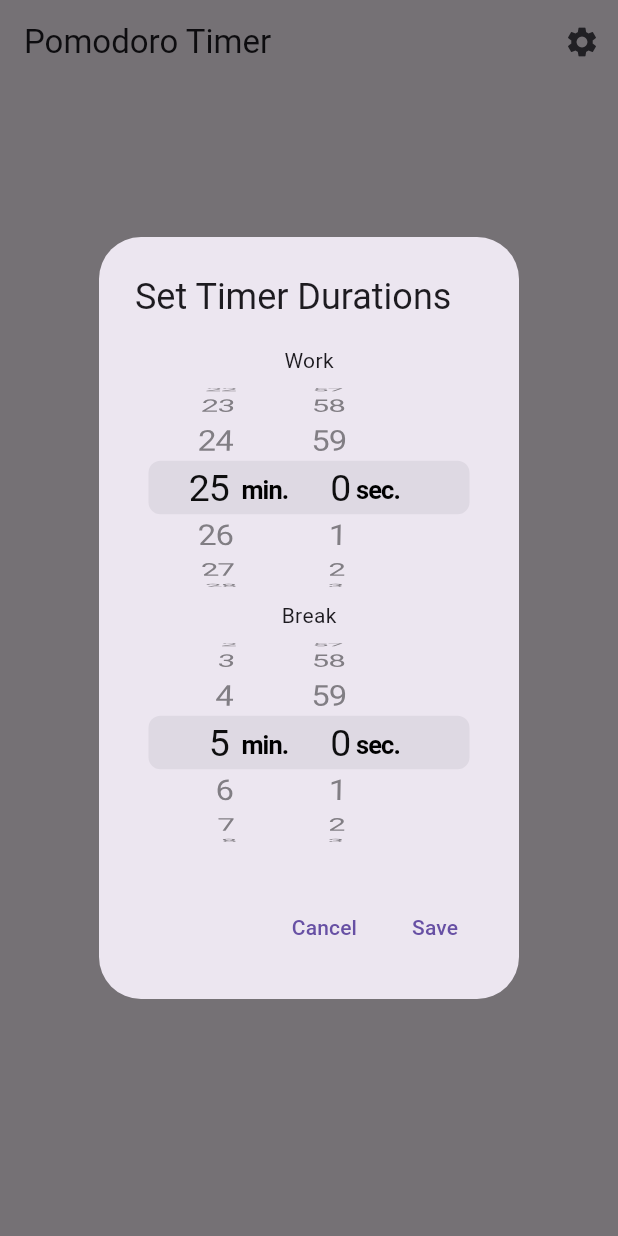
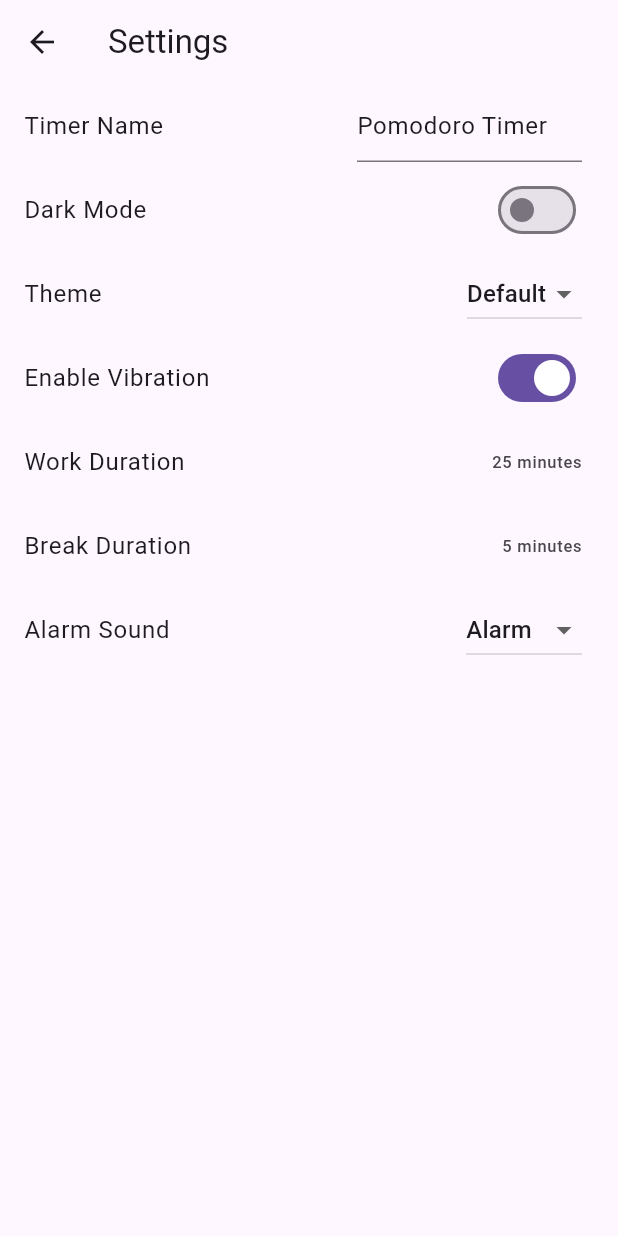
Before and after one commit to rishithareddychalla/pomodoro, a Flutter app: the screen it shows after launch, after a tap on "Start", after a tap on "Reset", after a tap on the "settings" icon, on a phone screen of 412 x 824 dp. Run offline on Flutter 3.47's test engine with Material 3 defaults, Android fonts, the phone set to English and light mode, and no system bars; our stand-ins replace audioplayers, shared_preferences, vibration.

Commit message:
feat: Add theme and timer name customization
This change adds theme and timer name customization to the settings page.

The user can now:
- Choose from a list of predefined themes.
- The theme will adapt to light and dark mode.
- Set a custom name for the timer, which will be displayed in the AppBar.
- More alarm sounds have been added.

```diff
--- a/lib/main.dart
+++ b/lib/main.dart
@@ -1,9 +1,18 @@
+import 'package:flutter/cupertino.dart';
 import 'package:flutter/material.dart';
 import 'dart:async';
 import 'package:audioplayers/audioplayers.dart';
+import 'package:provider/provider.dart';
 import 'package:vibration/vibration.dart';
+import 'settings_page.dart';
+import 'settings_provider.dart';
 
-void main() => runApp(const MyApp());
+void main() => runApp(
+      ChangeNotifierProvider(
+        create: (context) => SettingsProvider(),
+        child: const MyApp(),
+      ),
+    );
 
 class MyApp extends StatelessWidget {
   const MyApp({super.key});
@@ -11,7 +20,7 @@ class MyApp extends StatelessWidget {
   @override
   Widget build(BuildContext context) {
     return MaterialApp(
-      theme: ThemeData(primarySwatch: Colors.blue, useMaterial3: true),
+      theme: Provider.of<SettingsProvider>(context).themeData,
       home: const PomodoroScreen(),
     );
   }
@@ -25,14 +34,18 @@ class PomodoroScreen extends StatefulWidget {
 }
 
 class _PomodoroScreenState extends State<PomodoroScreen> {
-  int _workSeconds = 1500;
-  int _breakSeconds = 300;
-  int _seconds = 1500; // 25 minutes in seconds
+  int _seconds = 1500;
   bool _isRunning = false;
-  bool _isWorkMode = true; // Work (25 min) or Break (5 min)
+  bool _isWorkMode = true;
   bool _isAlarmPlaying = false;
   Timer? _timer;
   final _player = AudioPlayer();
+
+  @override
+  void didChangeDependencies() {
+    super.didChangeDependencies();
+    _seconds = Provider.of<SettingsProvider>(context, listen: false).workSeconds;
+  }
 
   @override
   void dispose() {
@@ -40,71 +53,8 @@ class _PomodoroScreenState extends State<PomodoroScreen> {
     super.dispose();
   }
 
-  void _showSettingsDialog() {
-    Duration workDuration = Duration(seconds: _workSeconds);
-    Duration breakDuration = Duration(seconds: _breakSeconds);
-
-    showDialog(
-      context: context,
-      builder: (context) {
-        return AlertDialog(
-          title: const Text('Set Timer Durations'),
-          content: StatefulBuilder(
-            builder: (BuildContext context, StateSetter setState) {
-              return Column(
-                mainAxisSize: MainAxisSize.min,
-                children: [
-                  const Text('Work'),
-                  SizedBox(
-                    height: 150,
-                    child: CupertinoTimerPicker(
-                      mode: CupertinoTimerPickerMode.ms,
-                      initialTimerDuration: workDuration,
-                      onTimerDurationChanged: (newDuration) {
-                        setState(() => workDuration = newDuration);
-                      },
-                    ),
-                  ),
-                  const Text('Break'),
-                  SizedBox(
-                    height: 150,
-                    child: CupertinoTimerPicker(
-                      mode: CupertinoTimerPickerMode.ms,
-                      initialTimerDuration: breakDuration,
-                      onTimerDurationChanged: (newDuration) {
-                        setState(() => breakDuration = newDuration);
-                      },
-                    ),
-                  ),
-                ],
-              );
-            },
-          ),
-          actions: [
-            TextButton(
-              onPressed: () => Navigator.pop(context),
-              child: const Text('Cancel'),
-            ),
-            TextButton(
-              onPressed: () {
-                setState(() {
-                  _workSeconds = workDuration.inSeconds;
-                  _breakSeconds = breakDuration.inSeconds;
-                  if (!_isRunning) {
-                    _seconds = _isWorkMode ? _workSeconds : _breakSeconds;
-                  }
-                });
-                Navigator.pop(context);
-              },
-              child: const Text('Save'),
-            ),
-          ],
-        );
-      },
-    );
-  }
-
   void _startPauseTimer() {
+    final settings = Provider.of<SettingsProvider>(context, listen: false);
     if (_isRunning) {
       _timer?.cancel();
     } else {
@@ -117,9 +67,12 @@ class _PomodoroScreenState extends State<PomodoroScreen> {
             _isRunning = false;
             _isAlarmPlaying = true;
           });
-          // The audioplayers package expects the path to be relative to the assets directory.
-          _player.play(AssetSource('alarm.wav'));
-          Vibration.vibrate();
+          if (settings.alarmSound != 'none') {
+            _player.play(AssetSource(settings.alarmSound));
+          }
+          if (settings.isVibrationEnabled) {
+            Vibration.vibrate();
+          }
         }
       });
     }
@@ -127,19 +80,21 @@ class _PomodoroScreenState extends State<PomodoroScreen> {
   }
 
   void _resetTimer() {
+    final settings = Provider.of<SettingsProvider>(context, listen: false);
     _timer?.cancel();
     setState(() {
       _isRunning = false;
-      _seconds = _isWorkMode ? _workSeconds : _breakSeconds;
+      _seconds = _isWorkMode ? settings.workSeconds : settings.breakSeconds;
     });
   }
 
   void _pauseAlarmAndStartNextTimer() {
+    final settings = Provider.of<SettingsProvider>(context, listen: false);
     _player.stop();
     setState(() {
       _isAlarmPlaying = false;
       _isWorkMode = !_isWorkMode;
-      _seconds = _isWorkMode ? _workSeconds : _breakSeconds;
+      _seconds = _isWorkMode ? settings.workSeconds : settings.breakSeconds;
     });
     _startPauseTimer();
   }
@@ -152,13 +107,19 @@ class _PomodoroScreenState extends State<PomodoroScreen> {
 
   @override
   Widget build(BuildContext context) {
+    final settings = Provider.of<SettingsProvider>(context);
     return Scaffold(
       appBar: AppBar(
-        title: const Text('Pomodoro Timer'),
+        title: Text(settings.timerName),
         actions: [
           IconButton(
             icon: const Icon(Icons.settings),
-            onPressed: _showSettingsDialog,
+            onPressed: () {
+              Navigator.push(
+                context,
+                MaterialPageRoute(builder: (context) => const SettingsPage()),
+              );
+            },
           ),
         ],
       ),
@@ -166,7 +127,6 @@ class _PomodoroScreenState extends State<PomodoroScreen> {
         child: Column(
           mainAxisAlignment: MainAxisAlignment.center,
           children: [
-            // Timer Display
             Stack(
               alignment: Alignment.center,
               children: [
@@ -175,7 +135,9 @@ class _PomodoroScreenState extends State<PomodoroScreen> {
                   height: 200,
                   child: CircularProgressIndicator(
                     value: _seconds /
-                        (_isWorkMode ? _workSeconds : _breakSeconds),
+                        (_isWorkMode
+                            ? settings.workSeconds
+                            : settings.breakSeconds),
                     strokeWidth: 10,
                     backgroundColor: Colors.grey[300],
                     valueColor: AlwaysStoppedAnimation<Color>(
@@ -198,7 +160,6 @@ class _PomodoroScreenState extends State<PomodoroScreen> {
               style: const TextStyle(fontSize: 24),
             ),
             const SizedBox(height: 20),
-            // Buttons
             if (_isAlarmPlaying)
               ElevatedButton(
                 onPressed: _pauseAlarmAndStartNextTimer,
@@ -228,7 +189,9 @@ class _PomodoroScreenState extends State<PomodoroScreen> {
                       setState(() {
                         _isRunning = false;
                         _isWorkMode = !_isWorkMode;
-                        _seconds = _isWorkMode ? _workSeconds : _breakSeconds;
+                        _seconds = _isWorkMode
+                            ? settings.workSeconds
+                            : settings.breakSeconds;
                       });
                     },
                     child: Text('Switch to ${_isWorkMode ? 'Break' : 'Work'}'),
--- /dev/null
+++ b/lib/settings_page.dart
@@ -0,0 +1,199 @@
+import 'package:flutter/cupertino.dart';
+import 'package:flutter/material.dart';
+import 'package:provider/provider.dart';
+import 'settings_provider.dart';
+
+class SettingsPage extends StatefulWidget {
+  const SettingsPage({super.key});
+
+  @override
+  State<SettingsPage> createState() => _SettingsPageState();
+}
+
+class _SettingsPageState extends State<SettingsPage> {
+  final TextEditingController _timerNameController = TextEditingController();
+
+  @override
+  void initState() {
+    super.initState();
+    _timerNameController.text =
+        Provider.of<SettingsProvider>(context, listen: false).timerName;
+  }
+
+  @override
+  void dispose() {
+    _timerNameController.dispose();
+    super.dispose();
+  }
+
+  @override
+  Widget build(BuildContext context) {
+    final settings = Provider.of<SettingsProvider>(context);
+
+    return Scaffold(
+      appBar: AppBar(
+        title: const Text('Settings'),
+      ),
+      body: ListView(
+        children: [
+          ListTile(
+            title: const Text('Timer Name'),
+            trailing: SizedBox(
+              width: 150,
+              child: TextField(
+                controller: _timerNameController,
+                onSubmitted: (value) {
+                  settings.setTimerName(value);
+                },
+              ),
+            ),
+          ),
+          SwitchListTile(
+            title: const Text('Dark Mode'),
+            value: settings.themeData.brightness == Brightness.dark,
+            onChanged: (value) {
+              settings.setTheme(settings.selectedTheme, isDarkMode: value);
+            },
+          ),
+          ListTile(
+            title: const Text('Theme'),
+            trailing: DropdownButton<String>(
+              value: settings.selectedTheme,
+              items: const [
+                DropdownMenuItem(
+                  value: 'Default',
+                  child: Text('Default'),
+                ),
+                DropdownMenuItem(
+                  value: 'Ocean',
+                  child: Text('Ocean'),
+                ),
+                DropdownMenuItem(
+                  value: 'Forest',
+                  child: Text('Forest'),
+                ),
+              ],
+              onChanged: (value) {
+                if (value != null) {
+                  settings.setTheme(value);
+                }
+              },
+            ),
+          ),
+          SwitchListTile(
+            title: const Text('Enable Vibration'),
+            value: settings.isVibrationEnabled,
+            onChanged: (value) {
+              settings.setVibration(value);
+            },
+          ),
+          ListTile(
+            title: const Text('Work Duration'),
+            trailing: Text('${settings.workSeconds ~/ 60} minutes'),
+            onTap: () {
+              Duration newDuration = Duration(seconds: settings.workSeconds);
+              showCupertinoModalPopup<void>(
+                context: context,
+                builder: (context) => Container(
+                  height: 300,
+                  color: Colors.white,
+                  child: Column(
+                    children: [
+                      Expanded(
+                        child: CupertinoTimerPicker(
+                          mode: CupertinoTimerPickerMode.ms,
+                          initialTimerDuration: newDuration,
+                          onTimerDurationChanged: (duration) {
+                            newDuration = duration;
+                          },
+                        ),
+                      ),
+                      CupertinoButton(
+                        child: const Text('Save'),
+                        onPressed: () {
+                          settings.setWorkSeconds(newDuration.inSeconds);
+                          Navigator.pop(context);
+                        },
+                      )
+                    ],
+                  ),
+                ),
+              );
+            },
+          ),
+          ListTile(
+            title: const Text('Break Duration'),
+            trailing: Text('${settings.breakSeconds ~/ 60} minutes'),
+            onTap: () {
+              Duration newDuration = Duration(seconds: settings.breakSeconds);
+              showCupertinoModalPopup<void>(
+                context: context,
+                builder: (context) => Container(
+                  height: 300,
+                  color: Colors.white,
+                  child: Column(
+                    children: [
+                      Expanded(
+                        child: CupertinoTimerPicker(
+                          mode: CupertinoTimerPickerMode.ms,
+                          initialTimerDuration: newDuration,
+                          onTimerDurationChanged: (duration) {
+                            newDuration = duration;
+                          },
+                        ),
+                      ),
+                      CupertinoButton(
+                        child: const Text('Save'),
+                        onPressed: () {
+                          settings.setBreakSeconds(newDuration.inSeconds);
+                          Navigator.pop(context);
+                        },
+                      )
+                    ],
+                  ),
+                ),
+              );
+            },
+          ),
+          ListTile(
+            title: const Text('Alarm Sound'),
+            trailing: DropdownButton<String>(
+              value: settings.alarmSound,
+              items: const [
+                DropdownMenuItem(
+                  value: 'none',
+                  child: Text('None'),
+                ),
+                DropdownMenuItem(
+                  value: 'alarm.wav',
+                  child: Text('Alarm'),
+                ),
+                DropdownMenuItem(
+                  value: 'digital.wav',
+                  child: Text('Digital'),
+                ),
+                DropdownMenuItem(
+                  value: 'classic.wav',
+                  child: Text('Classic'),
+                ),
+                DropdownMenuItem(
+                  value: 'chime.wav',
+                  child: Text('Chime'),
+                ),
+                DropdownMenuItem(
+                  value: 'birds.wav',
+                  child: Text('Birds'),
+                ),
+              ],
+              onChanged: (value) {
+                if (value != null) {
+                  settings.setAlarmSound(value);
+                }
+              },
+            ),
+          ),
+        ],
+      ),
+    );
+  }
+}
--- /dev/null
+++ b/lib/settings_provider.dart
@@ -0,0 +1,113 @@
+import 'package:flutter/material.dart';
+import 'package:shared_preferences/shared_preferences.dart';
+
+class SettingsProvider with ChangeNotifier {
+  ThemeData _themeData;
+  bool _isVibrationEnabled;
+  int _workSeconds;
+  int _breakSeconds;
+  String _alarmSound;
+  String _timerName;
+  String _selectedTheme;
+
+  ThemeData get themeData => _themeData;
+  bool get isVibrationEnabled => _isVibrationEnabled;
+  int get workSeconds => _workSeconds;
+  int get breakSeconds => _breakSeconds;
+  String get alarmSound => _alarmSound;
+  String get timerName => _timerName;
+  String get selectedTheme => _selectedTheme;
+
+  static final Map<String, ThemeData> _lightThemes = {
+    'Default': ThemeData.light(),
+    'Ocean': ThemeData(primarySwatch: Colors.blue),
+    'Forest': ThemeData(primarySwatch: Colors.green),
+  };
+
+  static final Map<String, ThemeData> _darkThemes = {
+    'Default': ThemeData.dark(),
+    'Ocean': ThemeData(
+        brightness: Brightness.dark,
+        primarySwatch: Colors.blue,
+        scaffoldBackgroundColor: Colors.blueGrey[900]),
+    'Forest': ThemeData(
+        brightness: Brightness.dark,
+        primarySwatch: Colors.green,
+        scaffoldBackgroundColor: Colors.green[900]),
+  };
+
+  SettingsProvider()
+      : _themeData = _lightThemes['Default']!,
+        _isVibrationEnabled = true,
+        _workSeconds = 1500,
+        _breakSeconds = 300,
+        _alarmSound = 'alarm.wav',
+        _timerName = 'Pomodoro Timer',
+        _selectedTheme = 'Default' {
+    _loadPreferences();
+  }
+
+  void setTheme(String themeName, {bool? isDarkMode}) {
+    bool darkMode = isDarkMode ?? _themeData.brightness == Brightness.dark;
+    _selectedTheme = themeName;
+    _themeData =
+        darkMode ? _darkThemes[themeName]! : _lightThemes[themeName]!;
+    _savePreferences();
+    notifyListeners();
+  }
+
+  void setVibration(bool isVibrationEnabled) {
+    _isVibrationEnabled = isVibrationEnabled;
+    _savePreferences();
+    notifyListeners();
+  }
+
+  void setWorkSeconds(int workSeconds) {
+    _workSeconds = workSeconds;
+    _savePreferences();
+    notifyListeners();
+  }
+
+  void setBreakSeconds(int breakSeconds) {
+    _breakSeconds = breakSeconds;
+    _savePreferences();
+    notifyListeners();
+  }
+
+  void setAlarmSound(String alarmSound) {
+    _alarmSound = alarmSound;
+    _savePreferences();
+    notifyListeners();
+  }
+
+  void setTimerName(String timerName) {
+    _timerName = timerName;
+    _savePreferences();
+    notifyListeners();
+  }
+
+  _savePreferences() async {
+    SharedPreferences prefs = await SharedPreferences.getInstance();
+    prefs.setBool('isDarkMode', _themeData.brightness == Brightness.dark);
+    prefs.setBool('isVibrationEnabled', _isVibrationEnabled);
+    prefs.setInt('workSeconds', _workSeconds);
+    prefs.setInt('breakSeconds', _breakSeconds);
+    prefs.setString('alarmSound', _alarmSound);
+    prefs.setString('timerName', _timerName);
+    prefs.setString('selectedTheme', _selectedTheme);
+  }
+
+  _loadPreferences() async {
+    SharedPreferences prefs = await SharedPreferences.getInstance();
+    bool isDarkMode = prefs.getBool('isDarkMode') ?? false;
+    _selectedTheme = prefs.getString('selectedTheme') ?? 'Default';
+    _themeData =
+        isDarkMode ? _darkThemes[_selectedTheme]! : _lightThemes[_selectedTheme]!;
+    _isVibrationEnabled = prefs.getBool('isVibrationEnabled') ?? true;
+    _workSeconds = prefs.getInt('workSeconds') ?? 1500;
+    _breakSeconds = prefs.getInt('breakSeconds') ?? 300;
+    _alarmSound = prefs.getString('alarmSound') ?? 'alarm.wav';
+    _timerName = prefs.getString('timerName') ?? 'Pomodoro Timer';
+    notifyListeners();
+  }
+}
--- a/pubspec.yaml
+++ b/pubspec.yaml
@@ -36,6 +36,8 @@ dependencies:
   cupertino_icons: ^1.0.8
   audioplayers: ^6.5.1
   vibration: ^3.1.3
+  provider: ^6.0.5
+  shared_preferences: ^2.2.2
 
 dev_dependencies:
   flutter_test:
```
Also changed, not shown: 4 other files.
